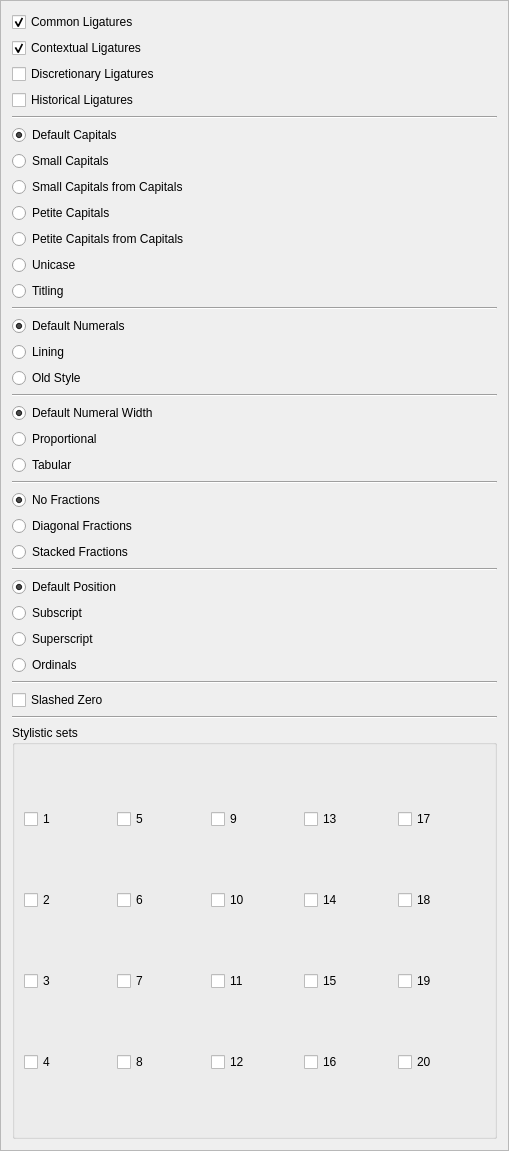
scribusproject/scribus, file scribus/ui/propertywidget_fontfeaturesbase.ui: the form before one commit.
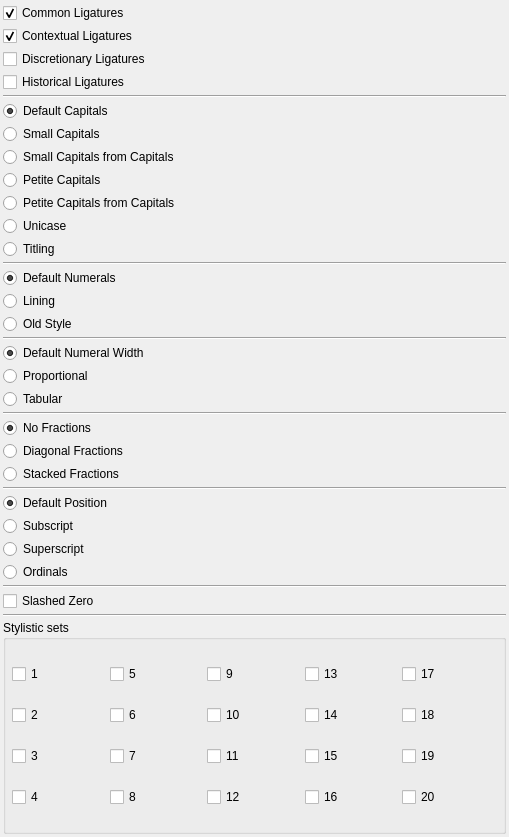
The form after the commit.

Commit message: #16494: Unify margins and spacing for properties palette, set 3 <bubu>

The edit to the form file:
```diff
--- a/scribus/ui/propertywidget_fontfeaturesbase.ui
+++ b/scribus/ui/propertywidget_fontfeaturesbase.ui
@@ -7,19 +7,28 @@
     <x>0</x>
     <y>0</y>
     <width>509</width>
-    <height>1151</height>
+    <height>837</height>
    </rect>
   </property>
   <property name="windowTitle">
    <string notr="true">Frame</string>
   </property>
-  <property name="frameShape">
-   <enum>QFrame::StyledPanel</enum>
-  </property>
-  <property name="frameShadow">
-   <enum>QFrame::Raised</enum>
-  </property>
   <layout class="QVBoxLayout" name="verticalLayout">
+   <property name="spacing">
+    <number>3</number>
+   </property>
+   <property name="leftMargin">
+    <number>3</number>
+   </property>
+   <property name="topMargin">
+    <number>3</number>
+   </property>
+   <property name="rightMargin">
+    <number>3</number>
+   </property>
+   <property name="bottomMargin">
+    <number>3</number>
+   </property>
    <item>
     <widget class="QCheckBox" name="CommonCheck">
      <property name="toolTip">
@@ -457,6 +466,21 @@
       <string>Stylistic sets</string>
      </property>
      <layout class="QGridLayout" name="gridLayout">
+      <property name="leftMargin">
+       <number>6</number>
+      </property>
+      <property name="topMargin">
+       <number>6</number>
+      </property>
+      <property name="rightMargin">
+       <number>6</number>
+      </property>
+      <property name="bottomMargin">
+       <number>6</number>
+      </property>
+      <property name="spacing">
+       <number>3</number>
+      </property>
       <item row="0" column="0">
        <widget class="QCheckBox" name="StyleSet01">
         <property name="text">
```
The commit also changes 19 other files.
